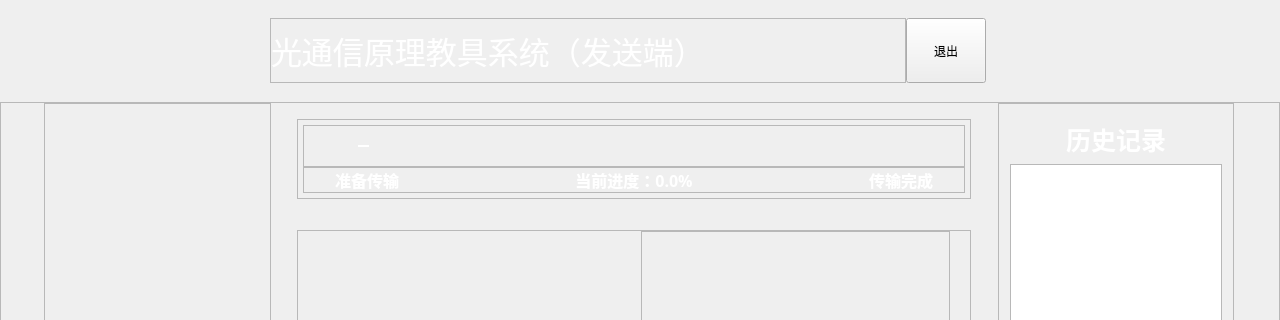
The window that ui/home.ui (CDI998/rk3562_ui) describes before a commit, drawn with Qt 5; both pictures show x 0 to 1280 and y 0 to 320 of the 1280 by 800 pixel window.
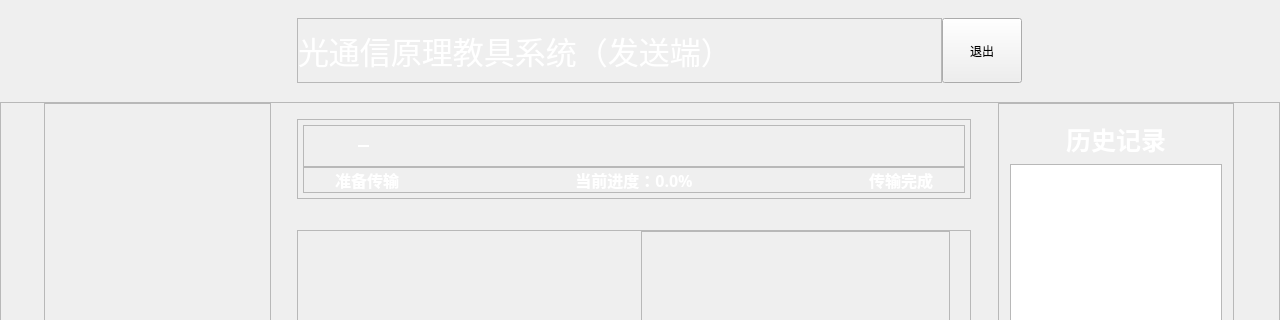
The same window after the commit. Icons and pictures are not drawn.

What changed in the file:
```diff
--- a/ui/home.ui
+++ b/ui/home.ui
@@ -111,7 +111,7 @@
         <height>0</height>
        </size>
       </property>
-      <layout class="QHBoxLayout" name="horizontalLayout" stretch="69,331,60,1000,0,500">
+      <layout class="QHBoxLayout" name="horizontalLayout" stretch="69,331,60,1000,50,400">
        <property name="spacing">
         <number>0</number>
        </property>
@@ -276,7 +276,7 @@
        <item>
         <widget class="QPushButton" name="closebtn">
          <property name="sizePolicy">
-          <sizepolicy hsizetype="Minimum" vsizetype="Expanding">
+          <sizepolicy hsizetype="Expanding" vsizetype="Expanding">
            <horstretch>0</horstretch>
            <verstretch>0</verstretch>
           </sizepolicy>
```
